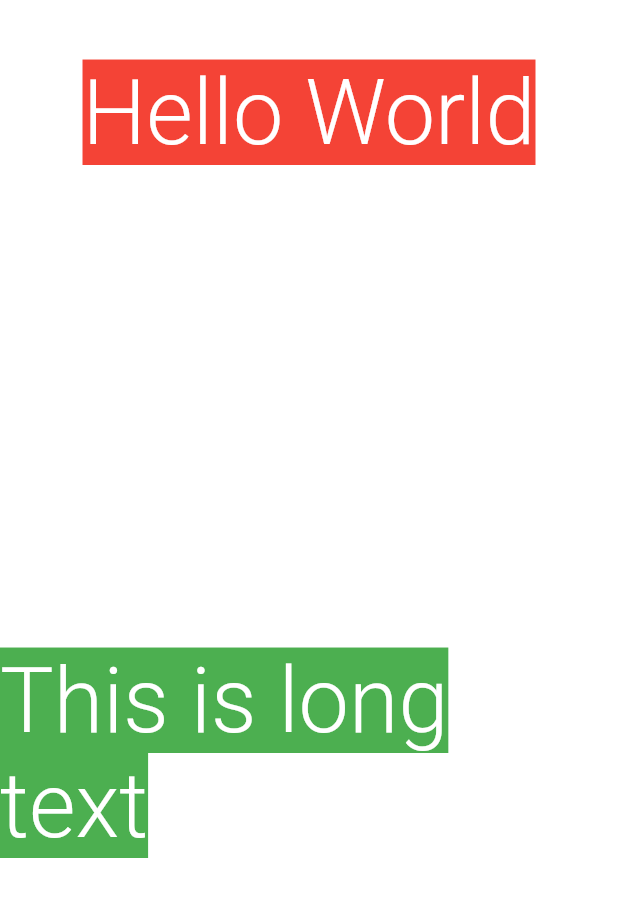
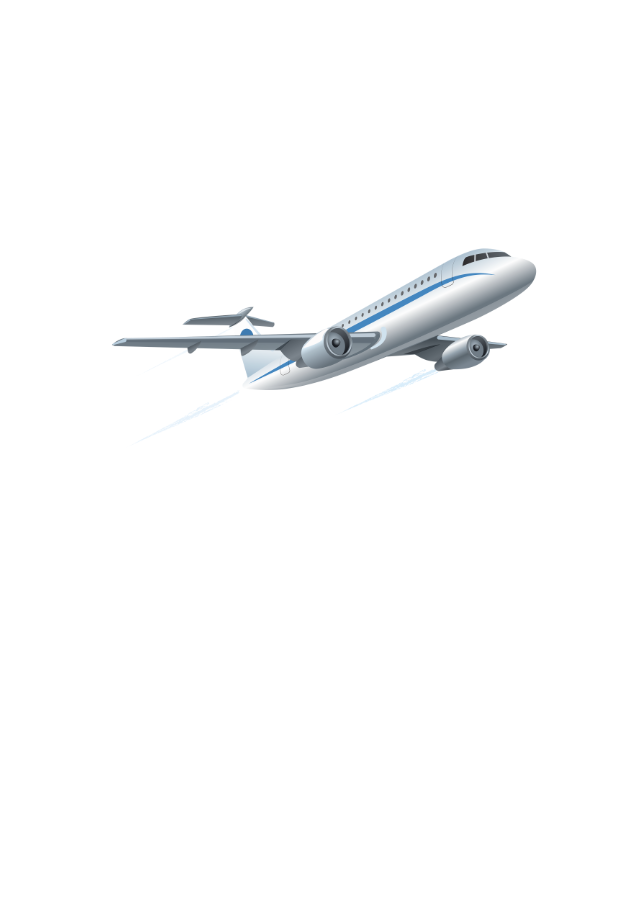
Before and after one commit to rathorerahul586/flutter_app, a Flutter app: the screen it shows after launch, on a phone screen of 412 x 824 dp. Shown: the top 897 px of the screen. Run offline on Flutter 3.47's test engine with Material 2 defaults, Android fonts, the phone set to English and light mode, and no system bars; Roboto replaces fonts that are missing (ZCOOLXiaoWei).

Commit message:
2.5 Image Asset

```diff
--- a/lib/app_screens/first_screen.dart
+++ b/lib/app_screens/first_screen.dart
@@ -5,35 +5,73 @@ class MyFirstFlatter extends StatelessWidget {
   Widget build(BuildContext context) {
     return Center(
       child: Container(
-        alignment: Alignment.center,
-        margin: EdgeInsets.only(top: 40.0),
+        padding: EdgeInsets.only(top: 40.0, left: 20.0),
         child: Column(
+          children: <Widget>[
+            Row(
               children: <Widget>[
                 Expanded(
                     child: Text(
-              "Hello World",
+                  "Spice Jet",
+                  textDirection: TextDirection.ltr,
                   style: TextStyle(
-                  backgroundColor: Colors.red,
-                  decoration: TextDecoration.none,
                       color: Colors.white,
-                  fontFamily: "ZCOOLXiaoWei",
-                  fontSize: 60.0,
-                  fontWeight: FontWeight.w300),
+                      fontSize: 35.0,
+                      fontFamily: 'ZCOOLXiaoWei',
+                      decoration: TextDecoration.none),
                 )),
                 Expanded(
                     child: Text(
-              "This is long text",
+                      "From Ludhiana to Delhi via Ambala",
+                      textDirection: TextDirection.ltr,
                       style: TextStyle(
-                  backgroundColor: Colors.green,
-                  decoration: TextDecoration.none,
                           color: Colors.white,
-                  fontFamily: "ZCOOLXiaoWei",
-                  fontSize: 60.0,
-                  fontWeight: FontWeight.w300),
+                          fontSize: 20.0,
+                          fontFamily: 'ZCOOLXiaoWei',
+                          decoration: TextDecoration.none),
+                    ))
+              ],
+            ),
+            Row(
+              children: <Widget>[
+                Expanded(
+                    child: Text(
+                      "Air India",
+                      textDirection: TextDirection.ltr,
+                      style: TextStyle(
+                          color: Colors.white,
+                          fontSize: 35.0,
+                          fontFamily: 'ZCOOLXiaoWei',
+                          fontWeight: FontWeight.w700,
+                          decoration: TextDecoration.none),
                     )),
+                Expanded(
+                    child: Text(
+                      "From Delhi to Lucknow",
+                      textDirection: TextDirection.ltr,
+                      style: TextStyle(
+                          color: Colors.white,
+                          fontSize: 20.0,
+                          fontFamily: 'ZCOOLXiaoWei',
+                          fontWeight: FontWeight.w700,
+                          decoration: TextDecoration.none),
+                    ))
+              ],
+            ),
+            flightImage()
           ],
         ),
       ),
     );
   }
 }
+
+class flightImage extends StatelessWidget {
+  @override
+  Widget build(BuildContext context) {
+    AssetImage assetImage = AssetImage('images/flight.png');
+    Image flightTakeOff = Image(image: assetImage, width: 300, height: 200,);
+    return Container(child: flightTakeOff,);
+  }
+
+}
--- a/pubspec.yaml
+++ b/pubspec.yaml
@@ -41,9 +41,9 @@ flutter:
   uses-material-design: true
 
   # To add assets to your application, add an assets section, like this:
-  # assets:
-  #  - images/a_dot_burr.jpeg
-  #  - images/a_dot_ham.jpeg
+  assets:
+    - images/flight.png
+#    - images/a_dot_ham.jpeg
 
   # An image asset can refer to one or more resolution-specific "variants", see
   # https://flutter.dev/assets-and-images/#resolution-aware.
```
Also changed, not shown: images/flight.png (added). Lines whose indentation alone changed are shown as unchanged.
